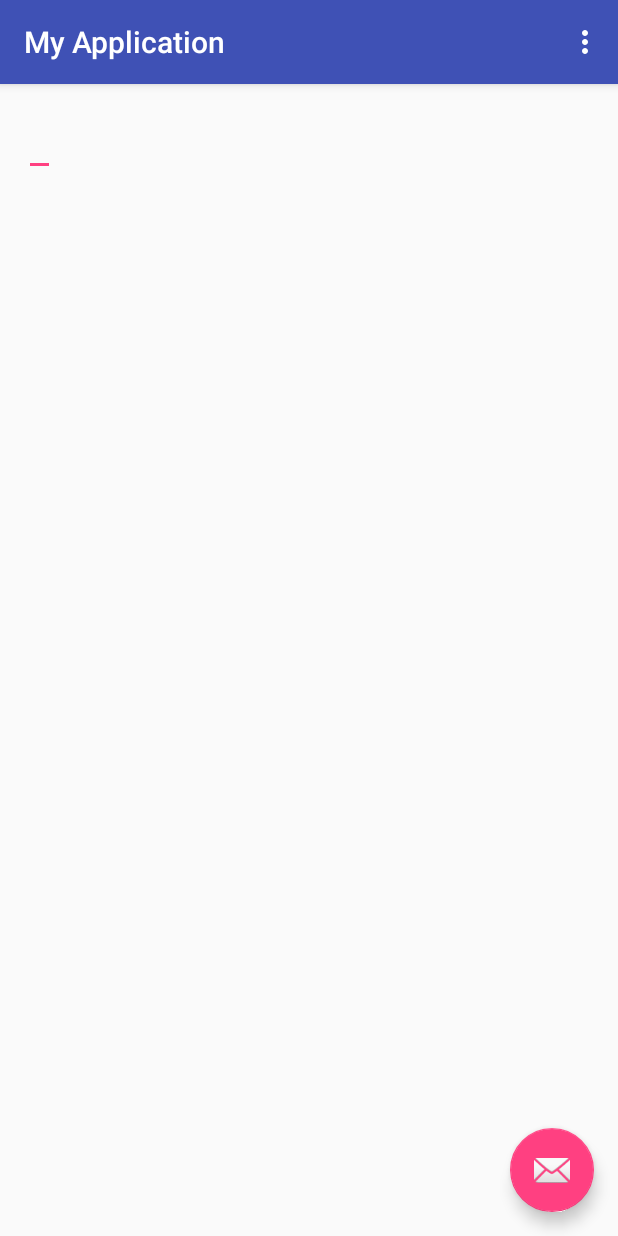
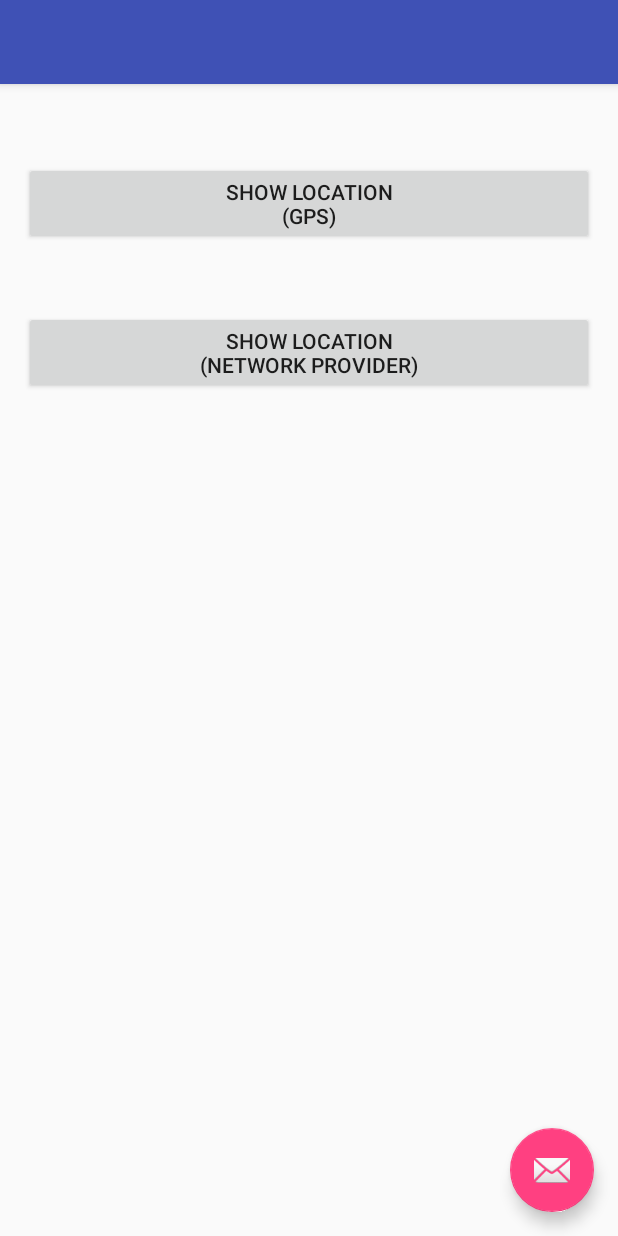
Before and after one commit to Tongji-project/APP, an Android app: the screen it shows after launch (MainActivity), on a phone screen of 412 x 824 dp. Run offline under Robolectric (Android 15) with nearby library versions, the phone set to English and light mode, and no system bars; 2 statements that could not run were skipped.

Commit message:
GPS is added successfully

```diff
--- /dev/null
+++ b/MyApplication6/app/src/main/java/com/example/myapplication/AppLocationService.java
@@ -0,0 +1,60 @@
+package com.example.myapplication;
+
+/**
+ * Created by 13987 on 2016/4/4.
+ */
+import android.app.Service;
+import android.content.Context;
+import android.content.Intent;
+import android.location.Location;
+import android.location.LocationListener;
+import android.location.LocationManager;
+import android.os.Bundle;
+import android.os.IBinder;
+
+public class AppLocationService extends Service implements LocationListener {
+
+    protected LocationManager locationManager;
+    Location location;
+
+    private static final long MIN_DISTANCE_FOR_UPDATE = 10;
+    private static final long MIN_TIME_FOR_UPDATE = 1000 * 60 * 2;
+
+    public AppLocationService(Context context) {
+        locationManager = (LocationManager) context
+                .getSystemService(LOCATION_SERVICE);
+    }
+
+    public Location getLocation(String provider) {
+        if (locationManager.isProviderEnabled(provider)) {
+            locationManager.requestLocationUpdates(provider, MIN_TIME_FOR_UPDATE, MIN_DISTANCE_FOR_UPDATE, this);
+            if (locationManager != null) {
+                location = locationManager.getLastKnownLocation(provider);
+                return location;
+            }
+        }
+        return null;
+    }
+
+    @Override
+    public void onLocationChanged(Location location) {
+    }
+
+    @Override
+    public void onProviderDisabled(String provider) {
+    }
+
+    @Override
+    public void onProviderEnabled(String provider) {
+    }
+
+    @Override
+    public void onStatusChanged(String provider, int status, Bundle extras) {
+    }
+
+    @Override
+    public IBinder onBind(Intent arg0) {
+        return null;
+    }
+
+}
--- a/MyApplication6/app/src/main/java/com/example/myapplication/MainActivity.java
+++ b/MyApplication6/app/src/main/java/com/example/myapplication/MainActivity.java
@@ -1,91 +1,58 @@
 package com.example.myapplication;
 
-import android.content.Context;
-import android.location.Location;
-import android.location.LocationListener;
-import android.location.LocationManager;
+import android.content.DialogInterface;
 import android.os.Bundle;
+import android.provider.Settings;
 import android.support.design.widget.FloatingActionButton;
 import android.support.design.widget.Snackbar;
 import android.support.v7.app.AppCompatActivity;
 import android.support.v7.widget.Toolbar;
-import android.telephony.CellInfoGsm;
 import android.telephony.CellLocation;
-import android.telephony.CellSignalStrengthGsm;
 import android.telephony.PhoneStateListener;
 import android.telephony.ServiceState;
 import android.telephony.SignalStrength;
 import android.telephony.TelephonyManager;
 import android.telephony.gsm.GsmCellLocation;
 import android.text.TextUtils;
-import android.util.Log;
 import android.view.View;
 import android.view.Menu;
 import android.view.MenuItem;
-import android.widget.EditText;
-import android.widget.TextView;
+import android.app.Service;
+import android.content.Context;
+import android.content.Intent;
+import android.location.Location;
+import android.location.LocationListener;
+import android.location.LocationManager;
+import android.os.Bundle;
+import android.os.IBinder;
+import android.app.Activity;
+import android.app.AlertDialog;
+import android.content.DialogInterface;
+import android.content.Intent;
+import android.location.Location;
+import android.location.LocationManager;
+import android.os.Bundle;
+import android.provider.Settings;
+import android.view.Menu;
+import android.view.View;
+import android.widget.Button;
 import android.widget.Toast;
+public class MainActivity extends AppCompatActivity {
 
-public class MainActivity extends AppCompatActivity {
-    private static final String TAG = MainActivity.class.getSimpleName();
-    private double latitude = 0.0;
-    private double longitude = 0.0;
-    private TextView info;
-    private LocationManager locationManager;
-    private EditText show;
+    Button btnGPSShowLocation;
+    Button btnNWShowLocation;
+
+    AppLocationService appLocationService;
+
     @Override
     protected void onCreate(Bundle savedInstanceState) {
         super.onCreate(savedInstanceState);
         setContentView(R.layout.activity_main);
-        Toolbar toolbar = (Toolbar) findViewById(R.id.toolbar);
-        setSupportActionBar(toolbar);
-        show =(EditText) findViewById(R.id.main_et_show);
-        // get LocationManager service
-        locationManager = (LocationManager) getSystemService(Context.LOCATION_SERVICE);
-        // get get Last Known Location
-        Location location = locationManager.getLastKnownLocation(LocationManager.GPS_PROVIDER);
-        // show the information of location in EditText
-        updateView(location);
 
-        locationManager.requestLocationUpdates(LocationManager.GPS_PROVIDER,
-                0, 0, new LocationListener() {
-                    @Override
-                    public void onLocationChanged(Location location) {
-                        // 当GPS定位信息发生改变时，更新位置
-                        updateView(location);
-                    }
-                    @Override
-                    public void onProviderDisabled(String provider) {
-                        updateView(null);
-                    }
-                    @Override
-                    public void onProviderEnabled(String provider) {
-                        // 当GPS LocationProvider可用时，更新位置
-                        updateView(locationManager
-                                .getLastKnownLocation(provider));
-                    }
-                    @Override
-                    public void onStatusChanged(String provider, int status, Bundle extras) {
-                    }
-                });
 
-//        while(location==null) {
-//            //update when the GPS signal
-//            locationManager.requestLocationUpdates(LocationManager.GPS_PROVIDER, 0, 0, locationListener);
-//            if(location!=null){
-//                System.out.println("hahahaahahahhahahahha :"+location.getAltitude());
-//            }
-//        }
-        FloatingActionButton fab = (FloatingActionButton) findViewById(R.id.fab);
-        fab.setOnClickListener(new View.OnClickListener() {
-            @Override
-            public void onClick(View view) {
-                Snackbar.make(view, "Replace with your own action", Snackbar.LENGTH_LONG)
-                        .setAction("Action", null).show();
-            }
-        });
+
         TelephonyManager telephonyManager = (TelephonyManager)getSystemService(Context.TELEPHONY_SERVICE);
-        PhoneStateListener phoneStateListener = new PhoneStateListener() {
+           PhoneStateListener phoneStateListener = new PhoneStateListener() {
             public void onCallForwardingIndicatorChanged(boolean cfi) {}
             public void onCallStateChanged(int state, String incomingNumber) {}
             public void onCellLocationChanged(CellLocation location) {}
@@ -125,92 +92,90 @@ public class MainActivity extends AppCompatActivity {
             System.out.println("mnc " +mnc);
         }
 
-    }
-//    private Location updateView(Location location) {
-//        System.out.println("--------GPS--test--------");
-//        String latLongString;
-//        double lat = 0;
-//        double lng=0;
-//
-//        if (location != null) {
-//            lat = location.getLatitude();
-//            lng = location.getLongitude();
-//            latLongString = "纬度:" + lat + "\n经度:" + lng;
-//            System.out.println("经度："+lng+"纬度："+lat);
-//        } else {
-//            latLongString = "无法获取地理信息，请稍后...";
-//            System.out.println("waiting>>>>>>>");
-//        }
-//        if(lat!=0){
-//            System.out.println("--------feed back----------"+ String.valueOf(lat));
-//        }
-//
-//        Toast.makeText(getApplicationContext(), latLongString, Toast.LENGTH_SHORT).show();
-//
-//        return location;
-//
-//    }
-    private void updateView(Location location) {
-        System.out.println("调用阿萨阿萨撒阿萨德啊圈啊爱谁谁啊阿萨");
 
-        if (location != null) {
-            StringBuffer sb = new StringBuffer();
 
-            sb.append("GPS information：\nLongitude：");
+        appLocationService = new AppLocationService(
+                MainActivity.this);
+        btnGPSShowLocation = (Button) findViewById(R.id.btnGPSShowLocation);
+        btnGPSShowLocation.setOnClickListener(new View.OnClickListener() {
+            @Override
+            public void onClick(View arg0) {
 
-            sb.append(location.getLongitude());
+                Location gpsLocation = appLocationService
+                        .getLocation(LocationManager.GPS_PROVIDER);
 
-            sb.append("\nLatitude：");
+                if (gpsLocation != null) {
+                    double latitude = gpsLocation.getLatitude();
+                    double longitude = gpsLocation.getLongitude();
+                    Toast.makeText(
+                            getApplicationContext(),
+                            "Mobile Location (GPS): \nLatitude: " + latitude
+                                    + "\nLongitude: " + longitude,
+                            Toast.LENGTH_LONG).show();
+                } else {
+                    showSettingsAlert("GPS");
+                }
 
-            sb.append(location.getLatitude());
-            sb.append("\nAltitude：");
+            }
+        });
 
-            sb.append(location.getAltitude());
+        btnNWShowLocation = (Button) findViewById(R.id.btnNWShowLocation);
+        btnNWShowLocation.setOnClickListener(new View.OnClickListener() {
+            @Override
+            public void onClick(View arg0) {
 
-            sb.append("\nSpeed：");
+                Location nwLocation = appLocationService
+                        .getLocation(LocationManager.NETWORK_PROVIDER);
 
-            sb.append(location.getSpeed());
+                if (nwLocation != null) {
+                    double latitude = nwLocation.getLatitude();
+                    double longitude = nwLocation.getLongitude();
+                    Toast.makeText(
+                            getApplicationContext(),
+                            "Mobile Location (NW): \nLatitude: " + latitude
+                                    + "\nLongitude: " + longitude,
+                            Toast.LENGTH_LONG).show();
+                } else {
+                    showSettingsAlert("NETWORK");
+                }
 
-            sb.append("\nBearing：");
+            }
+        });
 
-            sb.append(location.getBearing());
-
-            sb.append("\nAccuracy：");
-
-            sb.append(location.getAccuracy());
-
-            show.setText(sb.toString());
-
-        } else {
-
-            // if Location is empty then clear the EditText
-            show.setText("");
-        }
     }
 
+    public void showSettingsAlert(String provider) {
+        AlertDialog.Builder alertDialog = new AlertDialog.Builder(
+                MainActivity.this);
 
+        alertDialog.setTitle(provider + " SETTINGS");
 
+        alertDialog
+                .setMessage(provider + " is not enabled! Want to go to settings menu?");
 
+        alertDialog.setPositiveButton("Settings",
+                new DialogInterface.OnClickListener() {
+                    public void onClick(DialogInterface dialog, int which) {
+                        Intent intent = new Intent(
+                                Settings.ACTION_LOCATION_SOURCE_SETTINGS);
+                        MainActivity.this.startActivity(intent);
+                    }
+                });
+
+        alertDialog.setNegativeButton("Cancel",
+                new DialogInterface.OnClickListener() {
+                    public void onClick(DialogInterface dialog, int which) {
+                        dialog.cancel();
+                    }
+                });
+
+        alertDialog.show();
+    }
 
     @Override
     public boolean onCreateOptionsMenu(Menu menu) {
-        // Inflate the menu; this adds items to the action bar if it is present.
         getMenuInflater().inflate(R.menu.menu_main, menu);
         return true;
     }
 
-    @Override
-    public boolean onOptionsItemSelected(MenuItem item) {
-        // Handle action bar item clicks here. The action bar will
-        // automatically handle clicks on the Home/Up button, so long
-        // as you specify a parent activity in AndroidManifest.xml.
-        int id = item.getItemId();
-
-        //noinspection SimplifiableIfStatement
-        if (id == R.id.action_settings) {
-            return true;
-        }
-
-        return super.onOptionsItemSelected(item);
-    }
 }
--- a/MyApplication6/app/src/main/res/layout/content_main.xml
+++ b/MyApplication6/app/src/main/res/layout/content_main.xml
@@ -11,10 +11,28 @@
     app:layout_behavior="@string/appbar_scrolling_view_behavior"
     tools:context="com.example.myapplication.MainActivity"
     tools:showIn="@layout/activity_main">
+    <Button
+        android:id="@+id/btnGPSShowLocation"
+        android:layout_width="fill_parent"
+        android:layout_height="wrap_content"
+        android:layout_alignLeft="@+id/btnNWShowLocation"
+        android:layout_alignParentTop="true"
+        android:layout_marginTop="36dp"
+        android:minWidth="100dp"
+        android:text="Show Location\n(GPS)" />
 
-    <EditText
-        android:id="@+id/main_et_show"
-        android:layout_width="wrap_content"
+    <Button
+        android:id="@+id/btnNWShowLocation"
+        android:layout_width="fill_parent"
         android:layout_height="wrap_content"
-        android:text="Hello World!" />
+        android:layout_below="@+id/btnGPSShowLocation"
+        android:layout_centerHorizontal="true"
+        android:layout_marginTop="44dp"
+        android:minWidth="100dp"
+        android:text="Show Location\n(network provider)" />
+    <!--<EditText-->
+        <!--android:id="@+id/main_et_show"-->
+        <!--android:layout_width="wrap_content"-->
+        <!--android:layout_height="wrap_content"-->
+        <!--android:text="Hello World!" />-->
 </RelativeLayout>
```
